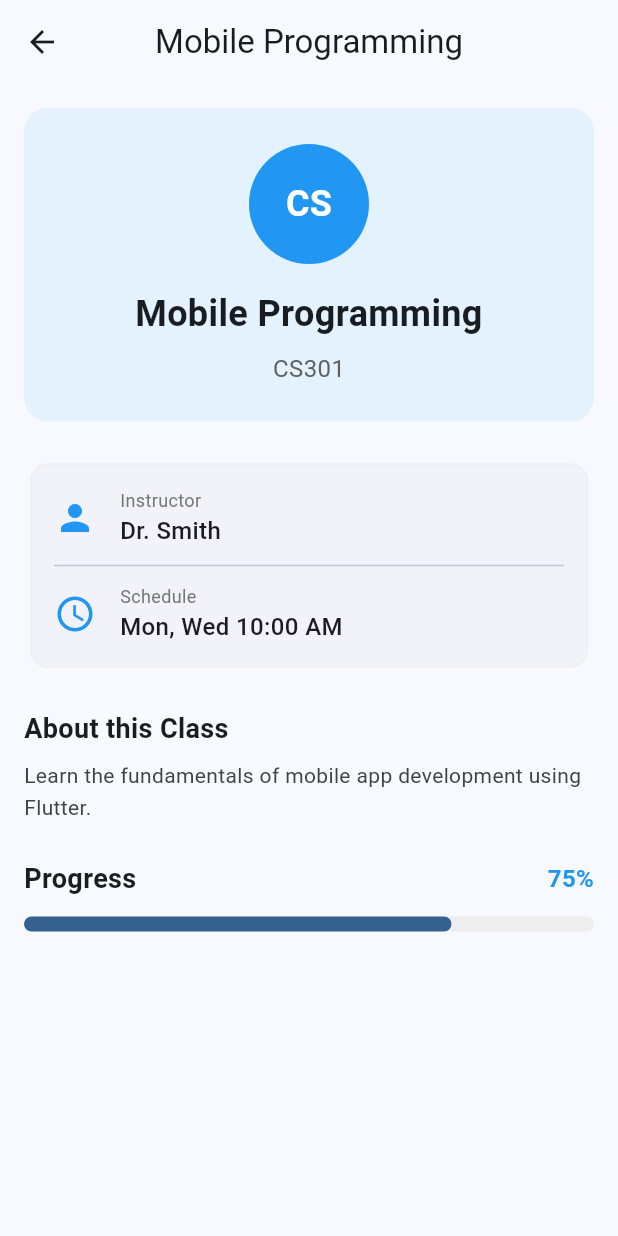
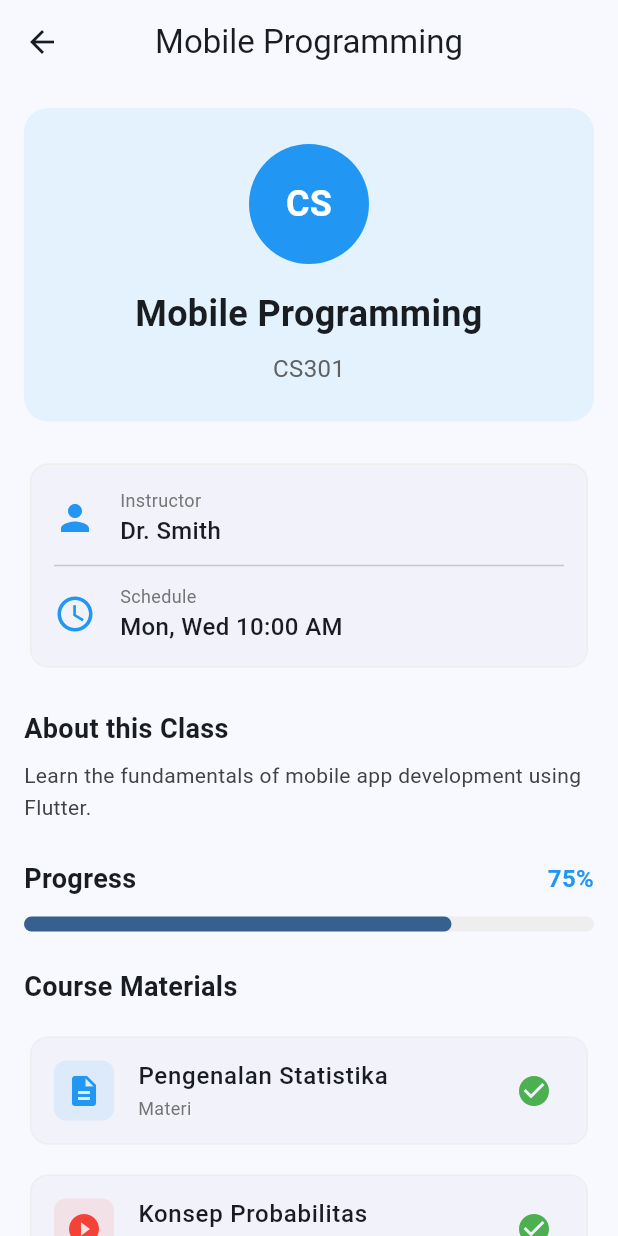
Before and after one commit to NurAzizah1109/lms-flutter-ui, a Flutter app: the ClassDetailView screen opened directly with sample values from the repository, on a phone screen of 412 x 824 dp. Run offline on Flutter 3.47's test engine with Material 3 defaults, Android fonts, the phone set to English and light mode, and no system bars.

Commit message:
halaman detail kelas

```diff
--- /dev/null
+++ b/lib/models/class_material_model.dart
@@ -0,0 +1,19 @@
+enum ClassMaterialType {
+  material,
+  advancedValue, // video pembelajaran or materi lanjutan
+  video,
+}
+
+class ClassMaterialModel {
+  final String id;
+  final String title;
+  final ClassMaterialType type;
+  final bool isCompleted;
+
+  ClassMaterialModel({
+    required this.id,
+    required this.title,
+    required this.type,
+    this.isCompleted = false,
+  });
+}
--- a/lib/views/class_detail_view.dart
+++ b/lib/views/class_detail_view.dart
@@ -1,5 +1,6 @@
 import 'package:flutter/material.dart';
 import '../models/class_model.dart';
+import '../models/class_material_model.dart';
 
 class ClassDetailView extends StatelessWidget {
   const ClassDetailView({super.key});
@@ -7,6 +8,40 @@ class ClassDetailView extends StatelessWidget {
   @override
   Widget build(BuildContext context) {
     final classModel = ModalRoute.of(context)!.settings.arguments as ClassModel;
+
+    // Dummy Data for Materials
+    final List<ClassMaterialModel> materials = [
+      ClassMaterialModel(
+        id: '1',
+        title: 'Pengenalan Statistika',
+        type: ClassMaterialType.material,
+        isCompleted: true,
+      ),
+       ClassMaterialModel(
+        id: '2',
+        title: 'Konsep Probabilitas',
+        type: ClassMaterialType.video,
+        isCompleted: true,
+      ),
+      ClassMaterialModel(
+        id: '3',
+        title: 'Distribusi Frekuensi',
+        type: ClassMaterialType.material,
+        isCompleted: false,
+      ),
+      ClassMaterialModel(
+        id: '4',
+        title: 'Studi Kasus: Analisis Data Sensus',
+        type: ClassMaterialType.advancedValue,
+        isCompleted: false,
+      ),
+       ClassMaterialModel(
+        id: '5',
+        title: 'Tutorial SPSS Dasar',
+        type: ClassMaterialType.video,
+        isCompleted: false,
+      ),
+    ];
 
     return Scaffold(
       appBar: AppBar(
@@ -24,6 +59,9 @@ class ClassDetailView extends StatelessWidget {
             _buildDescriptionSection(classModel),
             const SizedBox(height: 24),
             _buildProgressSection(classModel),
+            const SizedBox(height: 24),
+            _buildMaterialsSection(materials),
+            const SizedBox(height: 32),
           ],
         ),
       ),
@@ -180,4 +218,96 @@ class ClassDetailView extends StatelessWidget {
       ],
     );
   }
+
+  Widget _buildMaterialsSection(List<ClassMaterialModel> materials) {
+    return Column(
+      crossAxisAlignment: CrossAxisAlignment.start,
+      children: [
+        const Text(
+          'Course Materials',
+           style: TextStyle(
+            fontSize: 18,
+            fontWeight: FontWeight.bold,
+          ),
+        ),
+        const SizedBox(height: 16),
+        ListView.separated(
+          shrinkWrap: true,
+          physics: const NeverScrollableScrollPhysics(),
+          itemCount: materials.length,
+          separatorBuilder: (context, index) => const SizedBox(height: 12),
+          itemBuilder: (context, index) {
+            final material = materials[index];
+            return _buildMaterialItem(material);
+          },
+        ),
+      ],
+    );
+  }
+
+  Widget _buildMaterialItem(ClassMaterialModel material) {
+    IconData icon;
+    Color color;
+
+    switch (material.type) {
+      case ClassMaterialType.material:
+        icon = Icons.description;
+        color = Colors.blue;
+        break;
+      case ClassMaterialType.advancedValue:
+        icon = Icons.library_books;
+        color = Colors.deepPurple;
+        break;
+      case ClassMaterialType.video:
+        icon = Icons.play_circle_fill;
+        color = Colors.red;
+        break;
+    }
+
+    return Card(
+      elevation: 0,
+      shape: RoundedRectangleBorder(
+        side: BorderSide(color: Colors.grey.shade200),
+        borderRadius: BorderRadius.circular(12),
+      ),
+      child: ListTile(
+        leading: Container(
+          padding: const EdgeInsets.all(8),
+          decoration: BoxDecoration(
+            color: color.withOpacity(0.1),
+            borderRadius: BorderRadius.circular(8),
+          ),
+          child: Icon(icon, color: color),
+        ),
+        title: Text(
+          material.title,
+          style: const TextStyle(
+            fontWeight: FontWeight.w500,
+          ),
+        ),
+        subtitle: Text(
+          _getMaterialTypeLabel(material.type),
+          style: TextStyle(
+            fontSize: 12,
+            color: Colors.grey[600],
+          ),
+        ),
+        trailing: material.isCompleted
+            ? const Icon(Icons.check_circle, color: Colors.green)
+            : const Icon(Icons.circle_outlined, color: Colors.grey),
+        onTap: () {},
+      ),
+    );
+  }
+
+  String _getMaterialTypeLabel(ClassMaterialType type) {
+    switch (type) {
+      case ClassMaterialType.material:
+        return 'Materi';
+      case ClassMaterialType.advancedValue:
+        return 'Materi Lanjutan';
+      case ClassMaterialType.video:
+        return 'Video';
+    }
+  }
 }
```
